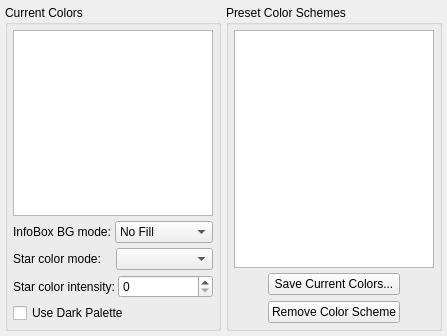
KDE/kstars, file kstars/options/opscolors.ui: the form before one commit.
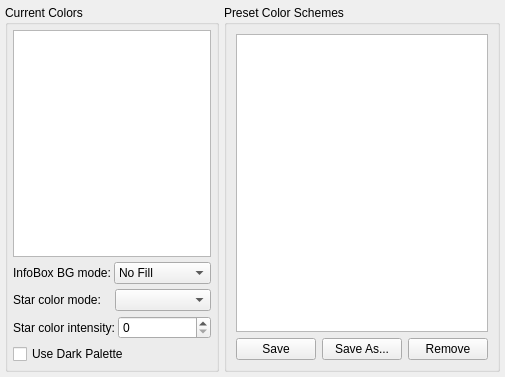
The form after the commit.

Patch:
```diff
--- a/kstars/options/opscolors.ui
+++ b/kstars/options/opscolors.ui
@@ -6,8 +6,8 @@
    <rect>
     <x>0</x>
     <y>0</y>
-    <width>447</width>
-    <height>336</height>
+    <width>486</width>
+    <height>377</height>
    </rect>
   </property>
   <layout class="QHBoxLayout">
@@ -192,22 +192,7 @@
      <property name="title">
       <string>Preset Color Schemes</string>
      </property>
-     <layout class="QVBoxLayout">
-      <property name="spacing">
-       <number>5</number>
-      </property>
-      <property name="leftMargin">
-       <number>5</number>
-      </property>
-      <property name="topMargin">
-       <number>5</number>
-      </property>
-      <property name="rightMargin">
-       <number>5</number>
-      </property>
-      <property name="bottomMargin">
-       <number>5</number>
-      </property>
+     <layout class="QVBoxLayout" name="verticalLayout">
       <item>
        <widget class="QListWidget" name="PresetBox">
         <property name="toolTip">
@@ -219,100 +204,15 @@
        </widget>
       </item>
       <item>
-       <layout class="QGridLayout">
-        <property name="leftMargin">
-         <number>0</number>
-        </property>
-        <property name="topMargin">
-         <number>0</number>
-        </property>
-        <property name="rightMargin">
-         <number>0</number>
-        </property>
-        <property name="bottomMargin">
-         <number>0</number>
-        </property>
-        <property name="spacing">
-         <number>6</number>
-        </property>
-        <item row="0" column="2">
-         <spacer>
-          <property name="orientation">
-           <enum>Qt::Horizontal</enum>
-          </property>
-          <property name="sizeType">
-           <enum>QSizePolicy::Expanding</enum>
-          </property>
-          <property name="sizeHint" stdset="0">
-           <size>
-            <width>40</width>
-            <height>20</height>
-           </size>
-          </property>
-         </spacer>
-        </item>
-        <item row="1" column="1">
-         <widget class="QPushButton" name="RemovePreset">
-          <property name="toolTip">
-           <string>Remove a preset color scheme</string>
-          </property>
-          <property name="whatsThis">
-           <string>Press this button to remove the highlighted color scheme.  This will only work on your custom color schemes.</string>
-          </property>
+       <layout class="QHBoxLayout" name="horizontalLayout">
+        <item>
+         <widget class="QPushButton" name="SavePreset">
           <property name="text">
-           <string>Remove Color Scheme</string>
+           <string>Save</string>
           </property>
          </widget>
         </item>
-        <item row="0" column="0">
-         <spacer>
-          <property name="orientation">
-           <enum>Qt::Horizontal</enum>
-          </property>
-          <property name="sizeType">
-           <enum>QSizePolicy::Expanding</enum>
-          </property>
-          <property name="sizeHint" stdset="0">
-           <size>
-            <width>40</width>
-            <height>20</height>
-           </size>
-          </property>
-         </spacer>
-        </item>
-        <item row="1" column="0">
-         <spacer>
-          <property name="orientation">
-           <enum>Qt::Horizontal</enum>
-          </property>
-          <property name="sizeType">
-           <enum>QSizePolicy::Expanding</enum>
-          </property>
-          <property name="sizeHint" stdset="0">
-           <size>
-            <width>40</width>
-            <height>20</height>
-           </size>
-          </property>
-         </spacer>
-        </item>
-        <item row="1" column="2">
-         <spacer>
-          <property name="orientation">
-           <enum>Qt::Horizontal</enum>
-          </property>
-          <property name="sizeType">
-           <enum>QSizePolicy::Expanding</enum>
-          </property>
-          <property name="sizeHint" stdset="0">
-           <size>
-            <width>40</width>
-            <height>20</height>
-           </size>
-          </property>
-         </spacer>
-        </item>
-        <item row="0" column="1">
+        <item>
          <widget class="QPushButton" name="AddPreset">
           <property name="toolTip">
            <string>Create a new preset color scheme using current settings</string>
@@ -321,7 +221,20 @@
            <string>After changing the colors to a scheme that you like, press this button to create a new scheme using those colors.  Your scheme will appear here in the list of presets, and will also be available in the &quot;Settings&quot; menu of the main window.</string>
           </property>
           <property name="text">
-           <string>Save Current Colors...</string>
+           <string>Save As...</string>
+          </property>
+         </widget>
+        </item>
+        <item>
+         <widget class="QPushButton" name="RemovePreset">
+          <property name="toolTip">
+           <string>Remove a preset color scheme</string>
+          </property>
+          <property name="whatsThis">
+           <string>Press this button to remove the highlighted color scheme.  This will only work on your custom color schemes.</string>
+          </property>
+          <property name="text">
+           <string>Remove</string>
           </property>
          </widget>
         </item>
```
Left out of the diff: 1 changed line with no effect on the pictures.
